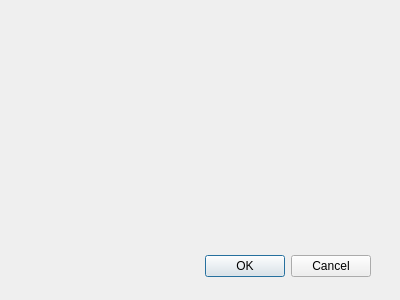
BobbyDMullinsIII/OS-MainlineProject2, file ChatProgramSolution/ChatProgramServer/InitServerDialog.ui: the form before one commit.
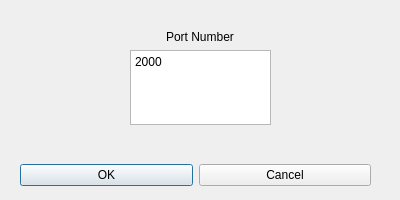
The form after the commit.

The edit to the form file:
```diff
--- a/ChatProgramSolution/ChatProgramServer/InitServerDialog.ui
+++ b/ChatProgramSolution/ChatProgramServer/InitServerDialog.ui
@@ -9,7 +9,7 @@
     <x>0</x>
     <y>0</y>
     <width>400</width>
-    <height>300</height>
+    <height>200</height>
    </rect>
   </property>
   <property name="windowTitle">
@@ -19,9 +19,9 @@
    <property name="geometry">
     <rect>
      <x>20</x>
-     <y>250</y>
+     <y>160</y>
      <width>351</width>
-     <height>33</height>
+     <height>31</height>
     </rect>
    </property>
    <layout class="QHBoxLayout">
@@ -31,19 +31,9 @@
     <property name="spacing">
      <number>6</number>
     </property>
-    <item>
-     <spacer>
-      <property name="orientation">
-       <enum>Qt::Horizontal</enum>
-      </property>
-      <property name="sizeHint">
-       <size>
-        <width>131</width>
-        <height>31</height>
-       </size>
-      </property>
-     </spacer>
-    </item>
+    <property name="margin" stdset="0">
+     <number>0</number>
+    </property>
     <item>
      <widget class="QPushButton" name="okButton">
       <property name="text">
@@ -60,6 +50,39 @@
     </item>
    </layout>
   </widget>
+  <widget class="QWidget" name="verticalLayoutWidget">
+   <property name="geometry">
+    <rect>
+     <x>130</x>
+     <y>30</y>
+     <width>141</width>
+     <height>95</height>
+    </rect>
+   </property>
+   <layout class="QVBoxLayout" name="verticalLarout">
+    <item alignment="Qt::AlignHCenter">
+     <widget class="QLabel" name="portLabel">
+      <property name="text">
+       <string>Port Number</string>
+      </property>
+     </widget>
+    </item>
+    <item>
+     <widget class="QTextEdit" name="portTextEdit">
+      <property name="html">
+       <string>&lt;!DOCTYPE HTML PUBLIC &quot;-//W3C//DTD HTML 4.0//EN&quot; &quot;http://www.w3.org/TR/REC-html40/strict.dtd&quot;&gt;
+&lt;html&gt;&lt;head&gt;&lt;meta name=&quot;qrichtext&quot; content=&quot;1&quot; /&gt;&lt;meta charset=&quot;utf-8&quot; /&gt;&lt;style type=&quot;text/css&quot;&gt;
+p, li { white-space: pre-wrap; }
+hr { height: 1px; border-width: 0; }
+li.unchecked::marker { content: &quot;\2610&quot;; }
+li.checked::marker { content: &quot;\2612&quot;; }
+&lt;/style&gt;&lt;/head&gt;&lt;body style=&quot; font-family:'Segoe UI'; font-size:9pt; font-weight:400; font-style:normal;&quot;&gt;
+&lt;p style=&quot; margin-top:0px; margin-bottom:0px; margin-left:0px; margin-right:0px; -qt-block-indent:0; text-indent:0px;&quot;&gt;2000&lt;/p&gt;&lt;/body&gt;&lt;/html&gt;</string>
+      </property>
+     </widget>
+    </item>
+   </layout>
+  </widget>
  </widget>
  <pixmapfunction></pixmapfunction>
  <resources/>
```
Left out of the diff: 10 changed lines with no effect on the pictures.
